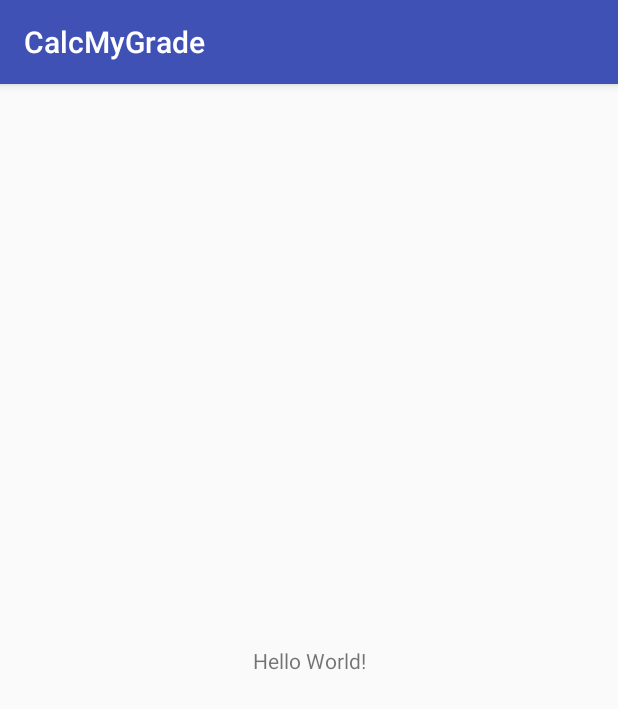
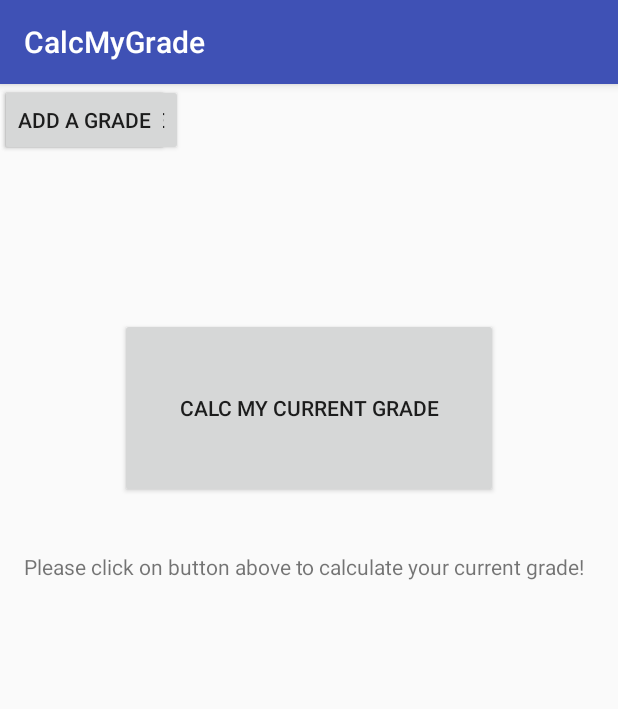
Before and after one commit to Amym123/CalcMyGrade, an Android app: the screen it shows after launch (MainActivity), on a phone screen of 412 x 824 dp. Shown: the top 709 px of the screen. Run offline under Robolectric (Android 15) with nearby library versions, the phone set to English and light mode, and no system bars.

Commit message:
minor change

```diff
--- a/app/src/main/res/layout/activity_main.xml
+++ b/app/src/main/res/layout/activity_main.xml
@@ -4,15 +4,54 @@
     xmlns:tools="http://schemas.android.com/tools"
     android:layout_width="match_parent"
     android:layout_height="match_parent"
-    tools:context="com.example.amymao.calcmygrade.MainActivity">
+    tools:context="com.example.amymao.calcmygrade.MainActivity"
+    tools:layout_editor_absoluteY="81dp">
 
     <TextView
+        android:id="@+id/introduction"
+        android:layout_width="wrap_content"
+        android:layout_height="0dp"
+        android:layout_marginBottom="336dp"
+        android:layout_marginStart="16dp"
+        android:text="Please click on button above to calculate your current grade!"
+        app:layout_constraintBottom_toBottomOf="parent"
+        app:layout_constraintStart_toStartOf="parent"
+        app:layout_constraintTop_toBottomOf="@+id/btnCalcCurrentGrade" />
+
+    <!--@+id generates a new ID-->
+    <Button
+        android:id="@+id/btnCalcCurrentGrade"
+        android:layout_width="252dp"
+        android:layout_height="0dp"
+        android:layout_marginBottom="36dp"
+        android:layout_marginTop="156dp"
+        android:text="Calc my current Grade"
+        app:layout_constraintBottom_toTopOf="@+id/introduction"
+        app:layout_constraintEnd_toEndOf="parent"
+        app:layout_constraintStart_toStartOf="parent"
+        app:layout_constraintTop_toTopOf="parent" />
+
+    <android.support.constraint.Guideline
+        android:id="@+id/guideline"
         android:layout_width="wrap_content"
         android:layout_height="wrap_content"
-        android:text="Hello World!"
-        app:layout_constraintBottom_toBottomOf="parent"
-        app:layout_constraintLeft_toLeftOf="parent"
-        app:layout_constraintRight_toRightOf="parent"
-        app:layout_constraintTop_toTopOf="parent" />
+        android:orientation="horizontal"
+        app:layout_constraintGuide_begin="20dp" />
+
+    <Button
+        android:id="@+id/btnAddCourse"
+        android:layout_width="wrap_content"
+        android:layout_height="wrap_content"
+        android:text="Add a course"
+        tools:layout_editor_absoluteX="145dp"
+        tools:layout_editor_absoluteY="293dp" />
+
+    <Button
+        android:id="@+id/btnAddGrade"
+        android:layout_width="wrap_content"
+        android:layout_height="wrap_content"
+        android:text="Add a grade"
+        tools:layout_editor_absoluteX="149dp"
+        tools:layout_editor_absoluteY="382dp" />
 
 </android.support.constraint.ConstraintLayout>
```
Also changed, not shown: app/src/main/java/com/example/amymao/calcmygrade/CurrentGradeCalcActivity.java (+69 -18 lines).
